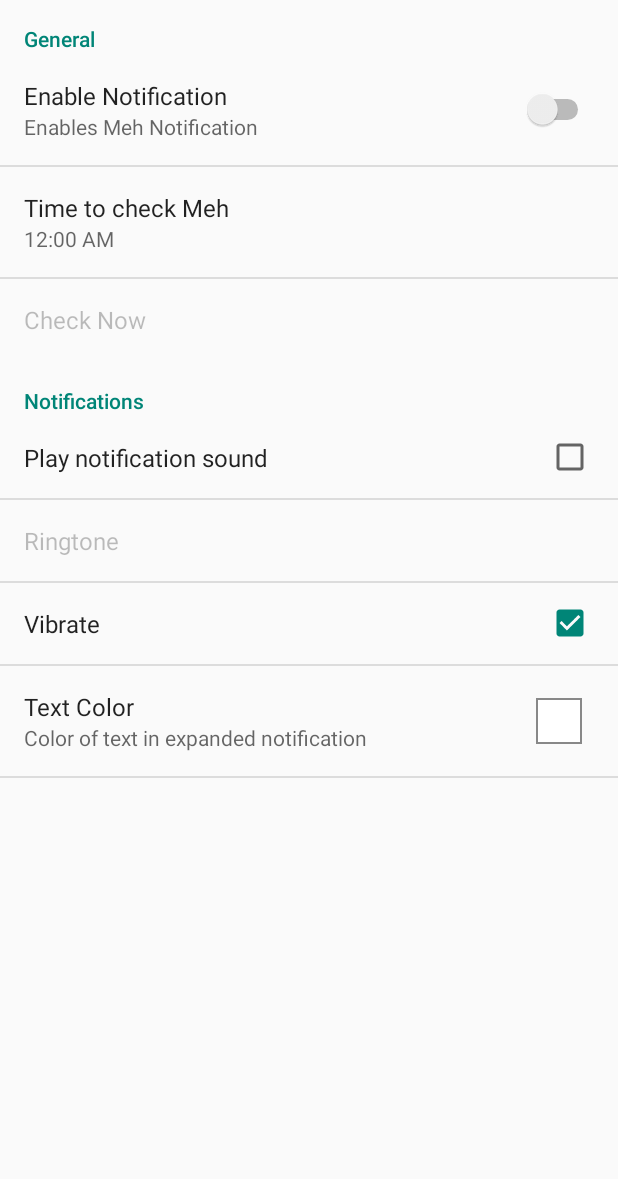
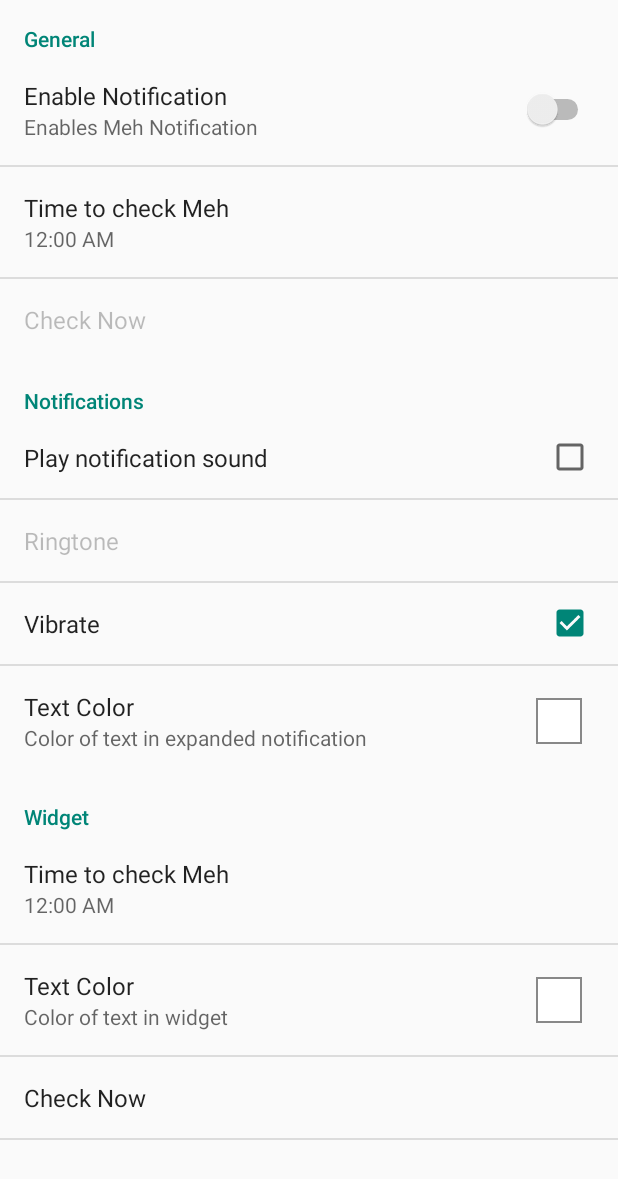
Before and after one commit to ermacaz/Meh-Notifier, an Android app: the screen it shows after launch (SettingsActivity), on a phone screen of 412 x 824 dp. Shown: the top 1179 px of the screen. Run offline under Robolectric (Android 15) with nearby library versions, the phone set to English and light mode, and no system bars.

Commit message:
added widget

```diff
--- a/app/build.gradle
+++ b/app/build.gradle
@@ -8,8 +8,8 @@ android {
         applicationId "com.ermacaz.mehfukubukuro"
         minSdkVersion 15
         targetSdkVersion 21
-        versionCode 6
-        versionName "1.1.2"
+        versionCode 7
+        versionName "1.2.0"
     }
     buildTypes {
         release {
--- a/app/src/main/AndroidManifest.xml
+++ b/app/src/main/AndroidManifest.xml
@@ -21,6 +21,7 @@
         </activity>
 
         <receiver android:name=".AlarmReceiver"/>
+        <receiver android:name=".WidgetAlarmReceiver"/>
         <receiver android:name=".DefaultWidget"
             android:icon="@drawable/ic_notification"
             android:label="Meh Widget">
--- a/app/src/main/res/values/strings.xml
+++ b/app/src/main/res/values/strings.xml
@@ -18,6 +18,8 @@
     <string name="pref_title_ringtone">Ringtone</string>
     <string name="pref_ringtone_silent">Silent</string>
     <string name="pref_title_vibrate">Vibrate</string>
+    <string name="widget_update_title">Update Widget</string>
+    <string name="widget_color_summary">Color of text in widget</string>
 
 
 </resources>
--- a/app/src/main/res/xml/default_widget.xml
+++ b/app/src/main/res/xml/default_widget.xml
@@ -1,7 +1,7 @@
 <?xml version="1.0" encoding="utf-8"?>
 <appwidget-provider xmlns:android="http://schemas.android.com/apk/res/android"
-    android:minWidth="146dp"
-    android:minHeight="146dp"
+    android:minWidth="250dp"
+    android:minHeight="110dp"
     android:updatePeriodMillis="86400000"
     android:previewImage="@drawable/ic_notification"
     android:initialLayout="@layout/notification_widget"
--- /dev/null
+++ b/app/src/main/res/xml/pref_widget.xml
@@ -0,0 +1,26 @@
+<PreferenceScreen xmlns:android="http://schemas.android.com/apk/res/android">
+    <PreferenceCategory
+        android:title="Widget">
+
+        <com.ermacaz.mehfukubukuro.TimePreference
+            android:id="@+id/widget_update_time"
+            android:key="widgetUpdateTimeKey"
+            android:title="@string/default_time_title"
+            android:defaultValue="0"/>
+
+        <net.margaritov.preference.colorpicker.ColorPickerPreference
+            android:key="color2"
+            android:title="@string/color_title"
+            android:summary="@string/widget_color_summary"
+            android:defaultValue="@integer/COLOR_WHITE"
+            />
+
+        <Preference
+            android:key="syncWidgetNow"
+            android:title="@string/check_now_title"/>
+
+    </PreferenceCategory>
+
+
+
+</PreferenceScreen>
```
Also changed, not shown: app/src/main/java/com/ermacaz/mehfukubukuro/DefaultWidget.java (+12 -2 lines), app/src/main/java/com/ermacaz/mehfukubukuro/MehApi.java (+16 -4 lines), app/src/main/java/com/ermacaz/mehfukubukuro/SettingsActivity.java (+89 -18 lines), app/src/main/java/com/ermacaz/mehfukubukuro/WidgetAlarmReceiver.java (added, +42 -0 lines), app/src/main/res/layout/notification_widget.xml (+8 -4 lines).
